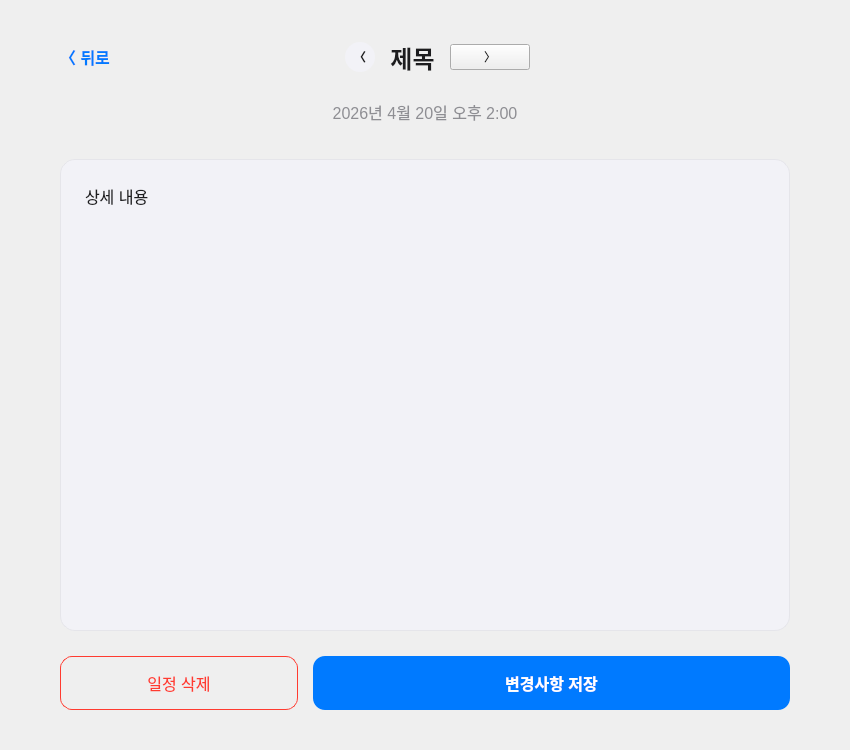
Above: ScheduleManager/schedule.ui from Mangjun/12_Qt_Project before the change. Below: the same form after it.
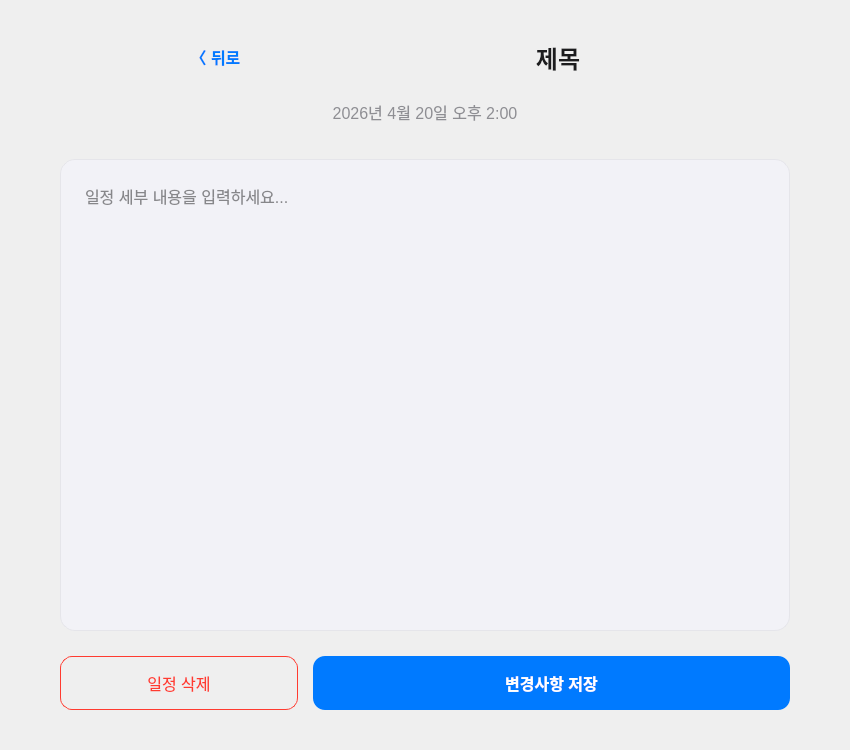
That is the form after the change.

Commit message: Modify: 캘린더 화면 검색 버튼 추가 및 일정 화면 버튼 삭제

```diff
--- a/ScheduleManager/schedule.ui
+++ b/ScheduleManager/schedule.ui
@@ -12,81 +12,72 @@
   </property>
   <property name="styleSheet">
    <string notr="true">
-   QWidget#scheduleDetail {
-       background-color: #FFFFFF;
-   }
+    QWidget#scheduleDetail {
+        background-color: #FFFFFF;
+    }
 
-   /* 뒤로가기 버튼 */
-   QPushButton#backButton {
-       border: none;
-       background-color: transparent;
-       color: #007AFF;
-       font-size: 16px;
-       font-weight: bold;
-   }
+    /* 뒤로가기 버튼 */
+    QPushButton#backButton {
+        border: none;
+        background-color: transparent;
+        color: #007AFF;
+        font-size: 16px;
+        font-weight: bold;
+    }
 
-   /* 상단 타이틀 및 이동 버튼 */
-   QLabel#titleLabel {
-       font-size: 24px;
-       font-weight: bold;
-       color: #1C1C1E;
-   }
-   QPushButton#navButton {
-       border: none;
-       background-color: #F2F2F7;
-       border-radius: 15px;
-       color: #1C1C1E;
-       font-weight: bold;
-       min-width: 30px;
-       min-height: 30px;
-   }
+    /* 상단 타이틀 */
+    QLabel#titleLabel {
+        font-size: 24px;
+        font-weight: bold;
+        color: #1C1C1E;
+    }
 
-   /* 날짜 표시 */
-   QLabel#dateLabel {
-       font-size: 16px;
-       color: #8E8E93;
-       margin-bottom: 10px;
-   }
+    /* 날짜 표시 */
+    QLabel#dateLabel {
+        font-size: 16px;
+        color: #8E8E93;
+        margin-bottom: 10px;
+    }
 
-   /* 세부 사항 입력창 */
-   QTextEdit#detailEdit {
-       background-color: #F2F2F7;
-       border: 1px solid #E5E5EA;
-       border-radius: 15px;
-       padding: 20px;
-       font-size: 16px;
-       line-height: 1.5;
-       color: #1C1C1E;
-   }
-   QTextEdit#detailEdit:focus {
-       border: 1px solid #007AFF;
-       background-color: #FFFFFF;
-   }
+    /* 세부 사항 입력창 */
+    QTextEdit#detailEdit {
+        background-color: #F2F2F7;
+        border: 1px solid #E5E5EA;
+        border-radius: 15px;
+        padding: 20px;
+        font-size: 16px;
+        line-height: 1.5;
+        color: #1C1C1E;
+    }
+    QTextEdit#detailEdit:focus {
+        border: 1px solid #007AFF;
+        background-color: #FFFFFF;
+    }
 
-   /* 하단 저장 버튼 */
-   QPushButton#saveButton {
-       background-color: #007AFF;
-       color: white;
-       border: none;
-       border-radius: 12px;
-       font-size: 16px;
-       font-weight: bold;
-       padding: 15px;
-   }
+    /* 하단 저장 버튼 */
+    QPushButton#saveButton {
+        background-color: #007AFF;
+        color: white;
+        border: none;
+        border-radius: 12px;
+        font-size: 16px;
+        font-weight: bold;
+        padding: 15px;
+    }
 
-   /* 하단 삭제 버튼 */
-   QPushButton#deleteButton {
-       background-color: transparent;
-       color: #FF3B30; /* 애플 시스템 레드 */
-       border: 1px solid #FF3B30;
-       border-radius: 12px;
-       font-size: 16px;
-       padding: 14px;
-   }
-   QPushButton#deleteButton:hover {
-       background-color: #FFF2F2;
-   }
-  </string>
+    /* 하단 삭제 버튼 */
+    QPushButton#deleteButton {
+        background-color: transparent;
+        color: #FF3B30;
+        border: 1px solid #FF3B30;
+        border-radius: 12px;
+        font-size: 16px;
+        padding: 14px;
+    }
+    QPushButton#deleteButton:hover {
+        background-color: #FFF2F2;
+    }
+   </string>
   </property>
   <layout class="QVBoxLayout" name="mainLayout">
    <property name="spacing">
@@ -121,56 +112,23 @@
        <property name="orientation">
         <enum>Qt::Orientation::Horizontal</enum>
        </property>
-       <property name="sizeHint" stdset="0">
-        <size>
-         <width>0</width>
-         <height>0</height>
-        </size>
-       </property>
       </spacer>
      </item>
      <item>
-      <layout class="QHBoxLayout" name="titleNavLayout">
-       <property name="spacing">
-        <number>15</number>
+      <widget class="QLabel" name="titleLabel">
+       <property name="text">
+        <string>제목</string>
        </property>
-       <item>
-        <widget class="QPushButton" name="navButton">
-         <property name="text">
-          <string>〈</string>
-         </property>
-        </widget>
-       </item>
-       <item>
-        <widget class="QLabel" name="titleLabel">
-         <property name="text">
-          <string>제목</string>
-         </property>
-         <property name="alignment">
-          <set>Qt::AlignmentFlag::AlignCenter</set>
-         </property>
-        </widget>
-       </item>
-       <item>
-        <widget class="QPushButton" name="navButton">
-         <property name="text">
-          <string>〉</string>
-         </property>
-        </widget>
-       </item>
-      </layout>
+       <property name="alignment">
+        <set>Qt::AlignmentFlag::AlignCenter</set>
+       </property>
+      </widget>
      </item>
      <item>
       <spacer name="hSpacer2">
        <property name="orientation">
         <enum>Qt::Orientation::Horizontal</enum>
        </property>
-       <property name="sizeHint" stdset="0">
-        <size>
-         <width>0</width>
-         <height>0</height>
-        </size>
-       </property>
       </spacer>
      </item>
      <item>
@@ -183,7 +141,7 @@
        </property>
        <property name="sizeHint" stdset="0">
         <size>
-         <width>50</width>
+         <width>70</width>
          <height>20</height>
         </size>
        </property>
@@ -203,21 +161,6 @@
    </item>
    <item>
     <widget class="QTextEdit" name="detailEdit">
-     <property name="markdown">
-      <string>상세 내용
-
-</string>
-     </property>
-     <property name="html">
-      <string>&lt;!DOCTYPE HTML PUBLIC &quot;-//W3C//DTD HTML 4.0//EN&quot; &quot;http://www.w3.org/TR/REC-html40/strict.dtd&quot;&gt;
-&lt;html&gt;&lt;head&gt;&lt;meta name=&quot;qrichtext&quot; content=&quot;1&quot; /&gt;&lt;meta charset=&quot;utf-8&quot; /&gt;&lt;style type=&quot;text/css&quot;&gt;
-p, li { white-space: pre-wrap; }
-hr { height: 1px; border-width: 0; }
-li.unchecked::marker { content: &quot;\2610&quot;; }
-li.checked::marker { content: &quot;\2612&quot;; }
-&lt;/style&gt;&lt;/head&gt;&lt;body style=&quot; font-family:'맑은 고딕'; font-size:16px; font-weight:400; font-style:normal;&quot;&gt;
-&lt;p style=&quot; margin-top:0px; margin-bottom:0px; margin-left:0px; margin-right:0px; -qt-block-indent:0; text-indent:0px;&quot;&gt;상세 내용&lt;/p&gt;&lt;/body&gt;&lt;/html&gt;</string>
-     </property>
      <property name="placeholderText">
       <string>일정 세부 내용을 입력하세요...</string>
      </property>
```
Left out of the diff: 9 changed lines with no effect on the pictures. The commit also changes 1 other file.
